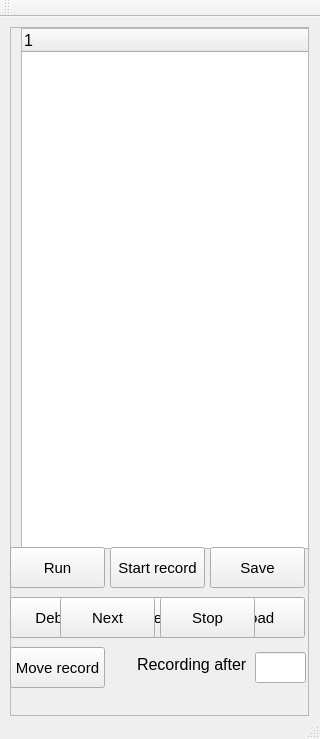
SoloMainDeveloper/TurbineQC, file curve/macroswindow.ui: the form before one commit.
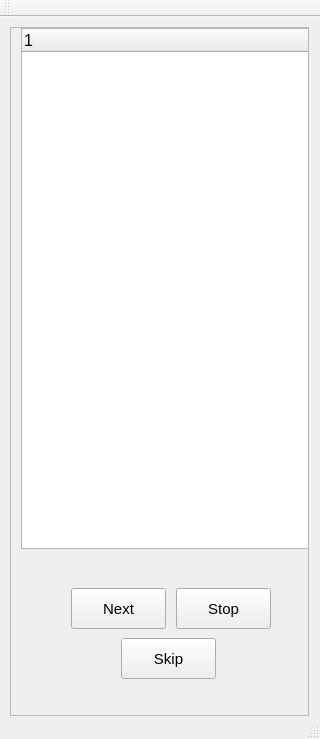
The form after the commit.

The edit to the form file:
```diff
--- a/curve/macroswindow.ui
+++ b/curve/macroswindow.ui
@@ -51,7 +51,7 @@
           <rect>
            <x>10</x>
            <y>0</y>
-           <width>319</width>
+           <width>300</width>
            <height>521</height>
           </rect>
          </property>
@@ -66,32 +66,20 @@
           </property>
          </column>
         </widget>
-       </widget>
-      </widget>
-     </item>
-    </layout>
-   </widget>
-   <widget class="QGroupBox" name="buttons">
+        <widget class="QStackedWidget" name="buttonsList">
     <property name="geometry">
      <rect>
       <x>10</x>
       <y>530</y>
       <width>301</width>
-      <height>161</height>
-     </rect>
-    </property>
-    <property name="styleSheet">
-     <string notr="true">QGroupBox {
-	border: 0px;
-}</string>
-    </property>
-    <property name="title">
-     <string/>
-    </property>
-    <property name="alignment">
-     <set>Qt::AlignCenter</set>
-    </property>
-    <widget class="QPushButton" name="saveButton">
+           <height>141</height>
+          </rect>
+         </property>
+         <property name="currentIndex">
+          <number>1</number>
+         </property>
+         <widget class="QWidget" name="page_3">
+          <widget class="QPushButton" name="clearButton">
      <property name="geometry">
       <rect>
        <x>200</x>
@@ -127,6 +115,42 @@
       <string>Debug</string>
      </property>
     </widget>
+          <widget class="QPushButton" name="saveButton">
+           <property name="geometry">
+            <rect>
+             <x>200</x>
+             <y>0</y>
+             <width>95</width>
+             <height>41</height>
+            </rect>
+           </property>
+           <property name="font">
+            <font>
+             <pointsize>11</pointsize>
+            </font>
+           </property>
+           <property name="text">
+            <string>Save</string>
+           </property>
+          </widget>
+          <widget class="QPushButton" name="loadButton">
+           <property name="geometry">
+            <rect>
+             <x>200</x>
+             <y>50</y>
+             <width>95</width>
+             <height>41</height>
+            </rect>
+           </property>
+           <property name="font">
+            <font>
+             <pointsize>11</pointsize>
+            </font>
+           </property>
+           <property name="text">
+            <string>Load</string>
+           </property>
+          </widget>
     <widget class="QLabel" name="indexLabel">
      <property name="geometry">
       <rect>
@@ -145,24 +169,6 @@
       <string>Recording after</string>
      </property>
     </widget>
-    <widget class="QPushButton" name="clearButton">
-     <property name="geometry">
-      <rect>
-       <x>100</x>
-       <y>50</y>
-       <width>95</width>
-       <height>41</height>
-      </rect>
-     </property>
-     <property name="font">
-      <font>
-       <pointsize>11</pointsize>
-      </font>
-     </property>
-     <property name="text">
-      <string>Clear</string>
-     </property>
-    </widget>
     <widget class="QPushButton" name="runButton">
      <property name="geometry">
       <rect>
@@ -184,6 +190,24 @@
       <string>Run</string>
      </property>
     </widget>
+          <widget class="QPushButton" name="moveRecordButton">
+           <property name="geometry">
+            <rect>
+             <x>0</x>
+             <y>100</y>
+             <width>95</width>
+             <height>41</height>
+            </rect>
+           </property>
+           <property name="font">
+            <font>
+             <pointsize>11</pointsize>
+            </font>
+           </property>
+           <property name="text">
+            <string>Move record</string>
+           </property>
+          </widget>
     <widget class="QLineEdit" name="indexLineEdit">
      <property name="geometry">
       <rect>
@@ -206,42 +230,6 @@
       <bool>true</bool>
      </property>
     </widget>
-    <widget class="QPushButton" name="moveRecordButton">
-     <property name="geometry">
-      <rect>
-       <x>0</x>
-       <y>100</y>
-       <width>95</width>
-       <height>41</height>
-      </rect>
-     </property>
-     <property name="font">
-      <font>
-       <pointsize>11</pointsize>
-      </font>
-     </property>
-     <property name="text">
-      <string>Move record</string>
-     </property>
-    </widget>
-    <widget class="QPushButton" name="loadButton">
-     <property name="geometry">
-      <rect>
-       <x>200</x>
-       <y>50</y>
-       <width>95</width>
-       <height>41</height>
-      </rect>
-     </property>
-     <property name="font">
-      <font>
-       <pointsize>11</pointsize>
-      </font>
-     </property>
-     <property name="text">
-      <string>Load</string>
-     </property>
-    </widget>
     <widget class="QPushButton" name="toggleRecordButton">
      <property name="geometry">
       <rect>
@@ -261,52 +249,12 @@
      </property>
     </widget>
    </widget>
-   <widget class="QGroupBox" name="debugGroup">
-    <property name="enabled">
-     <bool>true</bool>
-    </property>
-    <property name="geometry">
-     <rect>
-      <x>10</x>
-      <y>530</y>
-      <width>301</width>
-      <height>161</height>
-     </rect>
-    </property>
-    <property name="styleSheet">
-     <string notr="true">QGroupBox {
-	border: 0px;
-}</string>
-    </property>
-    <property name="title">
-     <string/>
-    </property>
-    <property name="alignment">
-     <set>Qt::AlignCenter</set>
-    </property>
-    <widget class="QPushButton" name="stopDebugButton">
-     <property name="geometry">
-      <rect>
-       <x>150</x>
-       <y>50</y>
-       <width>95</width>
-       <height>41</height>
-      </rect>
-     </property>
-     <property name="font">
-      <font>
-       <pointsize>11</pointsize>
-      </font>
-     </property>
-     <property name="text">
-      <string>Stop</string>
-     </property>
-    </widget>
+         <widget class="QWidget" name="page_4">
     <widget class="QPushButton" name="nextDebugButton">
      <property name="geometry">
       <rect>
        <x>50</x>
-       <y>50</y>
+             <y>30</y>
        <width>95</width>
        <height>41</height>
       </rect>
@@ -320,6 +268,48 @@
       <string>Next</string>
      </property>
     </widget>
+          <widget class="QPushButton" name="stopDebugButton">
+           <property name="geometry">
+            <rect>
+             <x>155</x>
+             <y>30</y>
+             <width>95</width>
+             <height>41</height>
+            </rect>
+           </property>
+           <property name="font">
+            <font>
+             <pointsize>11</pointsize>
+            </font>
+           </property>
+           <property name="text">
+            <string>Stop</string>
+           </property>
+          </widget>
+          <widget class="QPushButton" name="skipButton">
+           <property name="geometry">
+            <rect>
+             <x>100</x>
+             <y>80</y>
+             <width>95</width>
+             <height>41</height>
+            </rect>
+           </property>
+           <property name="font">
+            <font>
+             <pointsize>11</pointsize>
+            </font>
+           </property>
+           <property name="text">
+            <string>Skip</string>
+           </property>
+          </widget>
+         </widget>
+        </widget>
+       </widget>
+      </widget>
+     </item>
+    </layout>
    </widget>
   </widget>
   <widget class="QMenuBar" name="menuBar">
```
Left out of the diff: 6 changed lines with no effect on the pictures. Lines whose indentation alone changed are shown as unchanged.
